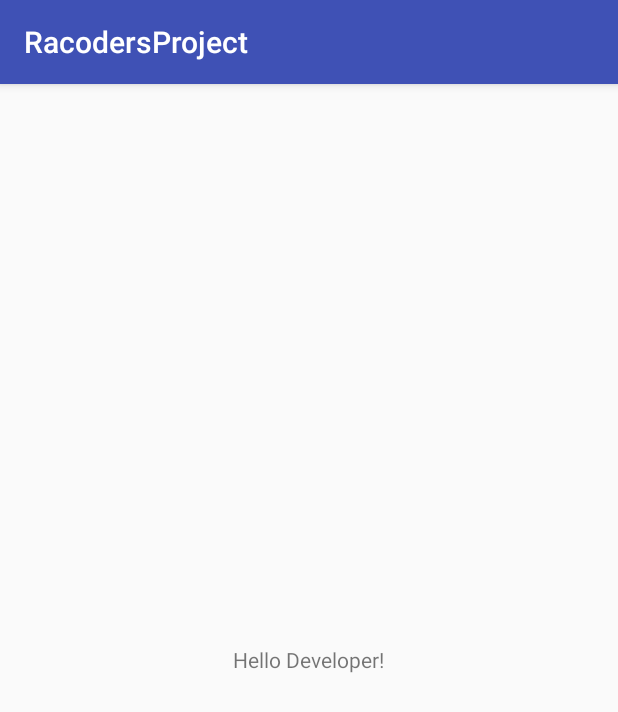
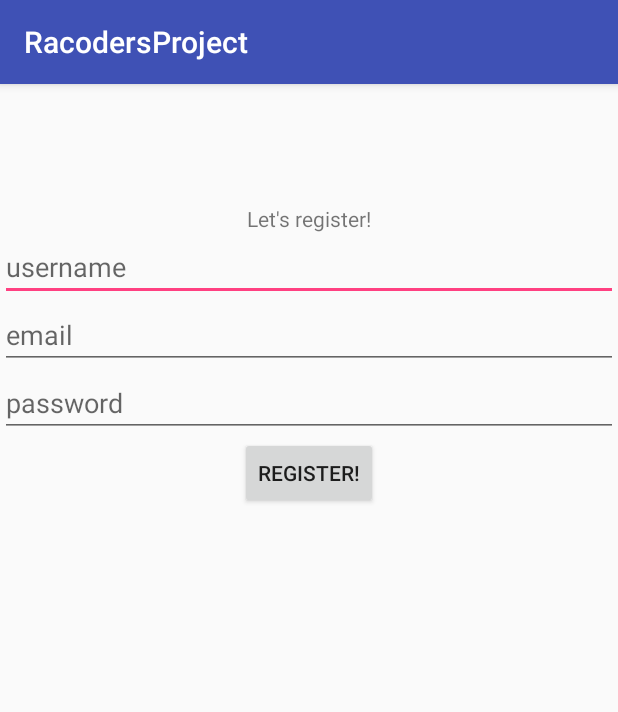
Before and after one commit to teofilp/InSight, an Android app: the screen it shows after launch (MainActivity), on a phone screen of 412 x 824 dp. Shown: the top 712 px of the screen. Run offline under Robolectric (Android 15) with nearby library versions, the phone set to English and light mode, and no system bars.

Commit message:
created simple signup.. to be continued
created simple signup.. to be continued

```diff
--- a/app/src/main/java/com/racoders/racodersproject/MainActivity.java
+++ b/app/src/main/java/com/racoders/racodersproject/MainActivity.java
@@ -2,14 +2,37 @@ package com.racoders.racodersproject;
 
 import android.support.v7.app.AppCompatActivity;
 import android.os.Bundle;
+import android.util.Log;
+import android.view.View;
+import android.widget.EditText;
 import android.widget.Toast;
 
 public class MainActivity extends AppCompatActivity {
 
+    private EditText username;
+    private EditText password;
+    private EditText email;
+
+
+    public void register(View view){
+        String usernameString = username.getText().toString();
+        String emailString = email.getText().toString();
+        String passwordString = password.getText().toString();
+        if(usernameString.length()>5 && passwordString.length() > 6 && emailString.length()>0){
+            Log.i("Successfully registered",
+                    "username: " + usernameString + " email: " + emailString + " password: " + passwordString);
+        }else
+            Toast.makeText(this, "Check your input details again. They may be to short or invalid", Toast.LENGTH_LONG).show();
+
+    }
     @Override
     protected void onCreate(Bundle savedInstanceState) {
         super.onCreate(savedInstanceState);
         setContentView(R.layout.activity_main);
         Toast.makeText(this, "Welcome to our test app", Toast.LENGTH_SHORT).show();
+
+        username = findViewById(R.id.username);
+        password = findViewById(R.id.password);
+        email = findViewById(R.id.email);
     }
 }
--- a/app/src/main/res/layout/activity_main.xml
+++ b/app/src/main/res/layout/activity_main.xml
@@ -6,11 +6,45 @@
     android:layout_height="match_parent"
     tools:context=".MainActivity">
 
+
+
     <TextView
         android:layout_width="wrap_content"
         android:layout_height="wrap_content"
-        android:text="Hello Developer!"
-        android:layout_centerVertical="true"
-        android:layout_centerHorizontal="true"/>
+        android:text="Let's register!"
+        android:layout_centerHorizontal="true"
+        android:layout_marginTop="80dp"
+        android:id="@+id/header"
+        />
+    <EditText
+        android:layout_width="match_parent"
+        android:layout_height="wrap_content"
+        android:id="@+id/username"
+        android:layout_below="@+id/header"
+        android:hint="username"
+        android:inputType="text"/>
 
+    <EditText
+        android:layout_width="match_parent"
+        android:layout_height="wrap_content"
+        android:id="@+id/email"
+        android:layout_below="@+id/username"
+        android:hint="email"
+        android:inputType="textEmailAddress"/>
+
+    <EditText
+        android:layout_width="match_parent"
+        android:layout_height="wrap_content"
+        android:id="@+id/password"
+        android:layout_below="@+id/email"
+        android:hint="password"
+        android:inputType="textPassword"/>
+
+    <Button
+        android:layout_width="wrap_content"
+        android:layout_height="wrap_content"
+        android:text="Register!"
+        android:layout_centerHorizontal="true"
+        android:layout_below="@id/password"
+        android:onClick="register"/>
 </RelativeLayout>
```
Also changed, not shown: 1 other file.
